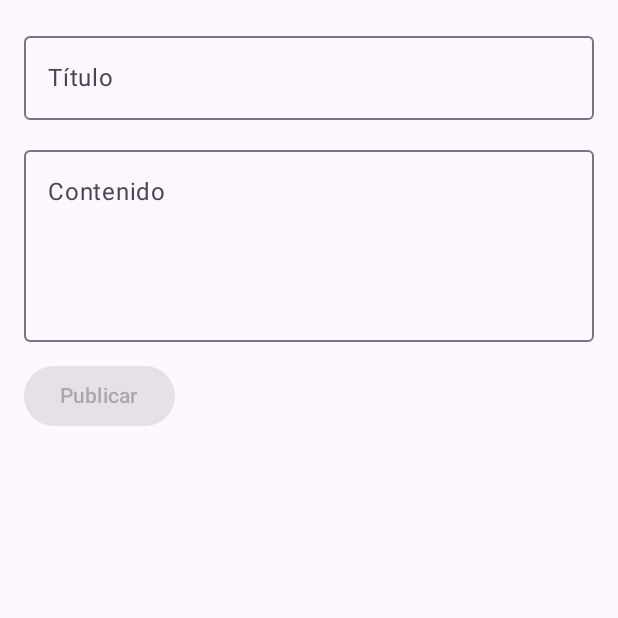
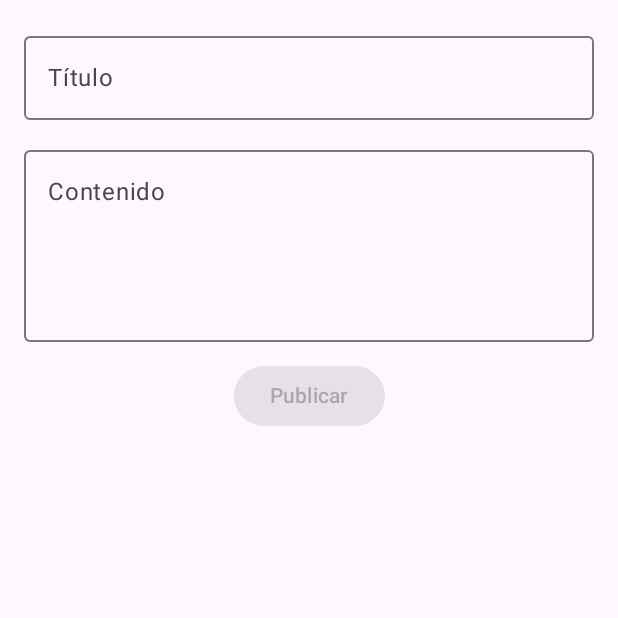
Before and after one commit to EderYaycate/Moviles_Android_C24A-LAB9, an Android app built with Jetpack Compose: the composable PantallaCrear shown on its own in the app's theme, on a phone screen of 412 x 824 dp, the top half of it. Run offline under Robolectric (Android 15) with nearby library versions, the phone set to English and light mode, and no system bars.

Commit message:
style(crear): centra el boton Publicar

```diff
--- a/app/src/main/java/com/yaycate/murocampus/ui/PantallaCrear.kt
+++ b/app/src/main/java/com/yaycate/murocampus/ui/PantallaCrear.kt
@@ -65,6 +65,7 @@ fun PantallaCrear(vm: PostsViewModel, modifier: Modifier = Modifier) {
         )
         Button(
             onClick = { vm.publicar(titulo, contenido) },
+            modifier = Modifier.align(Alignment.CenterHorizontally),
             enabled = titulo.isNotBlank() && contenido.isNotBlank() && estado !is UiState.Cargando
         ) {
             Text("Publicar")
```
